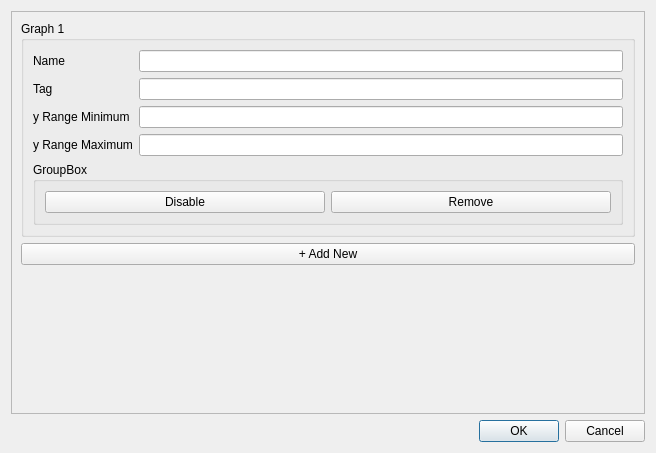
Before: the Qt Designer form alarms_graphs.ui in janFiedler1/python-PLC-interface, drawn with Qt 5.
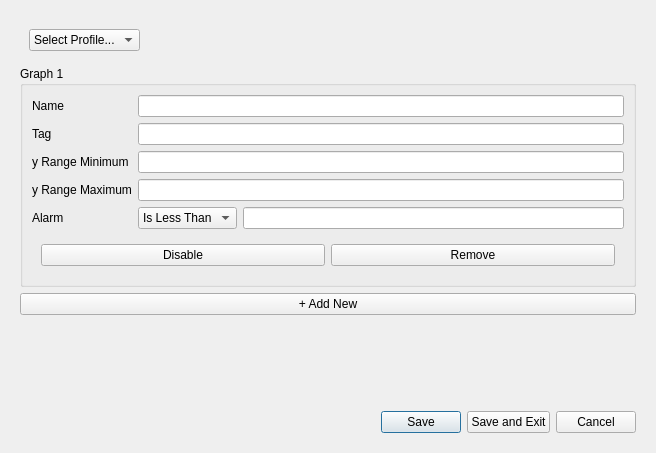
After: the same form once the commit is applied.

The edit to the form file:
```diff
--- a/alarms_graphs.ui
+++ b/alarms_graphs.ui
@@ -14,11 +14,60 @@
    <string>Dialog</string>
   </property>
   <layout class="QGridLayout" name="gridLayout">
+   <item row="1" column="0">
+    <widget class="QGroupBox" name="groupBox_3">
+     <property name="styleSheet">
+      <string notr="true">QGroupBox {border: 0}</string>
+     </property>
+     <property name="title">
+      <string/>
+     </property>
+     <layout class="QHBoxLayout" name="horizontalLayout_2">
+      <item>
+       <spacer name="horizontalSpacer_2">
+        <property name="orientation">
+         <enum>Qt::Orientation::Horizontal</enum>
+        </property>
+        <property name="sizeHint" stdset="0">
+         <size>
+          <width>40</width>
+          <height>20</height>
+         </size>
+        </property>
+       </spacer>
+      </item>
+      <item>
+       <widget class="QPushButton" name="pushButton_4">
+        <property name="text">
+         <string>Save</string>
+        </property>
+       </widget>
+      </item>
+      <item>
+       <widget class="QPushButton" name="pushButton_3">
+        <property name="text">
+         <string>Save and Exit</string>
+        </property>
+       </widget>
+      </item>
+      <item>
+       <widget class="QPushButton" name="pushButton">
+        <property name="text">
+         <string>Cancel</string>
+        </property>
+       </widget>
+      </item>
+     </layout>
+    </widget>
+   </item>
    <item row="0" column="0">
     <widget class="QScrollArea" name="scrollArea">
      <property name="layoutDirection">
       <enum>Qt::LayoutDirection::LeftToRight</enum>
      </property>
+     <property name="styleSheet">
+      <string notr="true">QScrollArea { border: 0; }</string>
+     </property>
      <property name="widgetResizable">
       <bool>true</bool>
      </property>
@@ -30,8 +79,8 @@
        <rect>
         <x>0</x>
         <y>0</y>
-        <width>636</width>
-        <height>278</height>
+        <width>638</width>
+        <height>331</height>
        </rect>
       </property>
       <property name="sizePolicy">
@@ -41,6 +90,40 @@
        </sizepolicy>
       </property>
       <layout class="QVBoxLayout" name="verticalLayout">
+       <item>
+        <widget class="QGroupBox" name="groupBox_2">
+         <property name="styleSheet">
+          <string notr="true">QGroupBox {border: 0}</string>
+         </property>
+         <property name="title">
+          <string/>
+         </property>
+         <layout class="QGridLayout" name="gridLayout_3">
+          <item row="1" column="1">
+           <spacer name="horizontalSpacer">
+            <property name="orientation">
+             <enum>Qt::Orientation::Horizontal</enum>
+            </property>
+            <property name="sizeHint" stdset="0">
+             <size>
+              <width>577</width>
+              <height>20</height>
+             </size>
+            </property>
+           </spacer>
+          </item>
+          <item row="1" column="0">
+           <widget class="QComboBox" name="comboBox">
+            <item>
+             <property name="text">
+              <string>Select Profile...</string>
+             </property>
+            </item>
+           </widget>
+          </item>
+         </layout>
+        </widget>
+       </item>
        <item>
         <widget class="QGroupBox" name="graph_settings_x">
          <property name="sizePolicy">
@@ -53,22 +136,6 @@
           <string>Graph 1</string>
          </property>
          <layout class="QGridLayout" name="gridLayout_2">
-          <item row="0" column="0">
-           <widget class="QLabel" name="label">
-            <property name="sizePolicy">
-             <sizepolicy hsizetype="Preferred" vsizetype="Fixed">
-              <horstretch>0</horstretch>
-              <verstretch>0</verstretch>
-             </sizepolicy>
-            </property>
-            <property name="text">
-             <string>Name</string>
-            </property>
-           </widget>
-          </item>
-          <item row="0" column="1">
-           <widget class="QLineEdit" name="lineEdit"/>
-          </item>
           <item row="2" column="0">
            <widget class="QLabel" name="label_3">
             <property name="sizePolicy">
@@ -82,25 +149,6 @@
             </property>
            </widget>
           </item>
-          <item row="1" column="1">
-           <widget class="QLineEdit" name="lineEdit_3"/>
-          </item>
-          <item row="1" column="0">
-           <widget class="QLabel" name="label_2">
-            <property name="sizePolicy">
-             <sizepolicy hsizetype="Preferred" vsizetype="Fixed">
-              <horstretch>0</horstretch>
-              <verstretch>0</verstretch>
-             </sizepolicy>
-            </property>
-            <property name="text">
-             <string>Tag</string>
-            </property>
-           </widget>
-          </item>
-          <item row="2" column="1">
-           <widget class="QLineEdit" name="lineEdit_2"/>
-          </item>
           <item row="3" column="0">
            <widget class="QLabel" name="label_4">
             <property name="sizePolicy">
@@ -114,13 +162,55 @@
             </property>
            </widget>
           </item>
-          <item row="3" column="1">
-           <widget class="QLineEdit" name="lineEdit_4"/>
+          <item row="5" column="2">
+           <widget class="QLineEdit" name="lineEdit_5"/>
           </item>
-          <item row="4" column="0" colspan="2">
+          <item row="0" column="0">
+           <widget class="QLabel" name="label">
+            <property name="sizePolicy">
+             <sizepolicy hsizetype="Preferred" vsizetype="Fixed">
+              <horstretch>0</horstretch>
+              <verstretch>0</verstretch>
+             </sizepolicy>
+            </property>
+            <property name="text">
+             <string>Name</string>
+            </property>
+           </widget>
+          </item>
+          <item row="5" column="0">
+           <widget class="QLabel" name="label_6">
+            <property name="sizePolicy">
+             <sizepolicy hsizetype="Preferred" vsizetype="Fixed">
+              <horstretch>0</horstretch>
+              <verstretch>0</verstretch>
+             </sizepolicy>
+            </property>
+            <property name="text">
+             <string>Alarm</string>
+            </property>
+           </widget>
+          </item>
+          <item row="1" column="0">
+           <widget class="QLabel" name="label_2">
+            <property name="sizePolicy">
+             <sizepolicy hsizetype="Preferred" vsizetype="Fixed">
+              <horstretch>0</horstretch>
+              <verstretch>0</verstretch>
+             </sizepolicy>
+            </property>
+            <property name="text">
+             <string>Tag</string>
+            </property>
+           </widget>
+          </item>
+          <item row="6" column="0" colspan="3">
            <widget class="QGroupBox" name="groupBox">
+            <property name="styleSheet">
+             <string notr="true">QGroupBox {border:0}</string>
+            </property>
             <property name="title">
-             <string>GroupBox</string>
+             <string/>
             </property>
             <layout class="QHBoxLayout" name="horizontalLayout">
              <item>
@@ -140,11 +230,43 @@
             </layout>
            </widget>
           </item>
+          <item row="5" column="1">
+           <widget class="QComboBox" name="comboBox_2">
+            <property name="sizePolicy">
+             <sizepolicy hsizetype="Maximum" vsizetype="Fixed">
+              <horstretch>0</horstretch>
+              <verstretch>0</verstretch>
+             </sizepolicy>
+            </property>
+            <item>
+             <property name="text">
+              <string>Is Less Than</string>
+             </property>
+            </item>
+            <item>
+             <property name="text">
+              <string>Is More Than</string>
+             </property>
+            </item>
+           </widget>
+          </item>
+          <item row="3" column="1" colspan="2">
+           <widget class="QLineEdit" name="lineEdit_4"/>
+          </item>
+          <item row="2" column="1" colspan="2">
+           <widget class="QLineEdit" name="lineEdit_2"/>
+          </item>
+          <item row="1" column="1" colspan="2">
+           <widget class="QLineEdit" name="lineEdit_3"/>
+          </item>
+          <item row="0" column="1" colspan="2">
+           <widget class="QLineEdit" name="lineEdit"/>
+          </item>
          </layout>
         </widget>
        </item>
        <item>
-        <widget class="QPushButton" name="pushButton">
+        <widget class="QPushButton" name="add_new_graph_button">
          <property name="text">
           <string>+ Add New</string>
          </property>
@@ -154,16 +276,6 @@
      </widget>
     </widget>
    </item>
-   <item row="1" column="0">
-    <widget class="QDialogButtonBox" name="buttonBox">
-     <property name="orientation">
-      <enum>Qt::Orientation::Horizontal</enum>
-     </property>
-     <property name="standardButtons">
-      <set>QDialogButtonBox::StandardButton::Cancel|QDialogButtonBox::StandardButton::Ok</set>
-     </property>
-    </widget>
-   </item>
   </layout>
  </widget>
  <resources/>
```
Left out of the diff: 37 changed lines with no effect on the pictures.
